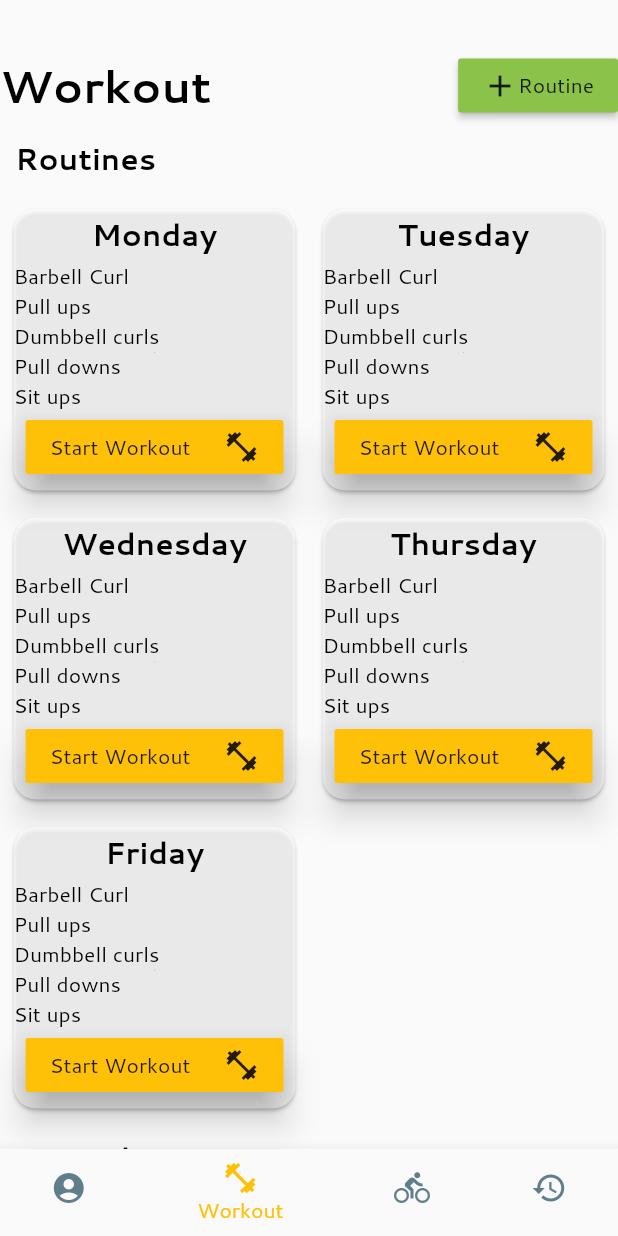
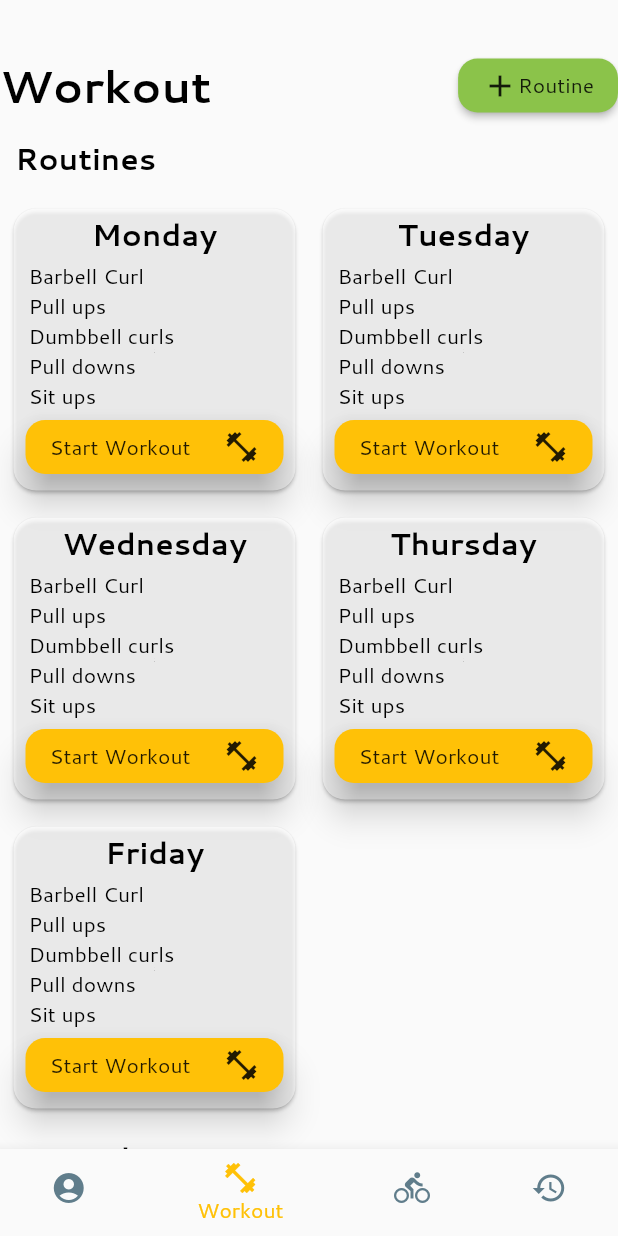
Before and after one commit to tylerreece22/workout-tracking-essentials, a Flutter app: the screen it shows after launch, on a phone screen of 412 x 824 dp. Run offline on Flutter 3.47's test engine with Material 2 defaults, Android fonts, the phone set to English and light mode, and no system bars.

Commit message:
Rounded button corners a bit more

```diff
--- a/lib/Colors.dart
+++ b/lib/Colors.dart
@@ -17,8 +17,10 @@ ThemeData buildTheme() {
       buttonTheme: ButtonThemeData(
         textTheme: ButtonTextTheme.normal,
         buttonColor: Colors.amber,
-      ),
-  );
+        shape: RoundedRectangleBorder(
+          borderRadius: BorderRadius.circular(13.0),
+        ),
+      ));
 }
 
 TextTheme _buildAppTextTheme(TextTheme base) {
--- a/lib/genericWidgets/ExerciseCard.dart
+++ b/lib/genericWidgets/ExerciseCard.dart
@@ -12,7 +12,7 @@ class ExerciseCard extends StatelessWidget {
     return workouts
         .map((workout) => new Row(
               children: <Widget>[
-                Text(workout),
+                Padding(padding: EdgeInsets.only(left: 10.0), child: Text(workout)),
               ],
             ))
         .toList();
```
